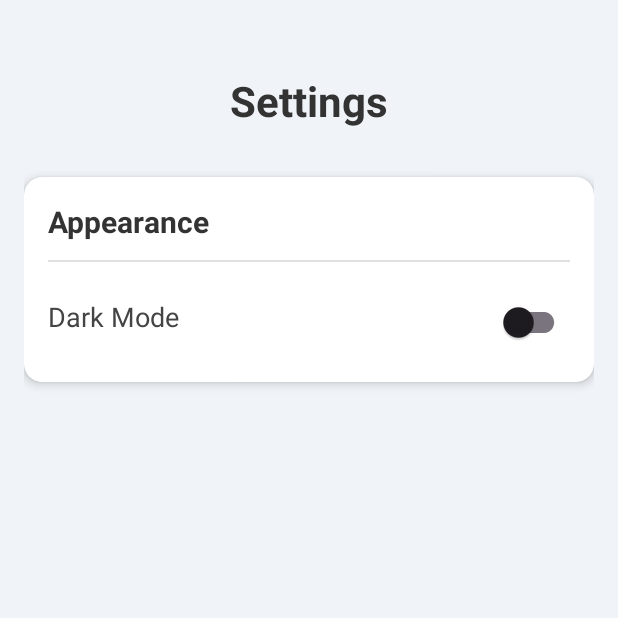
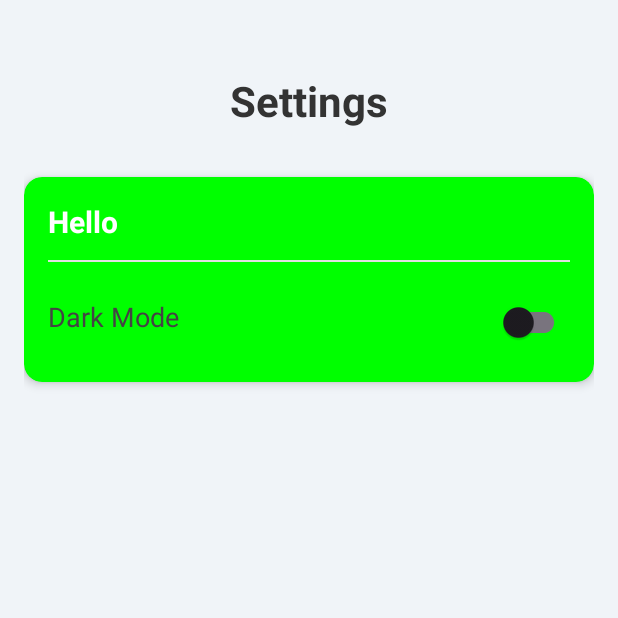
Before and after one commit to Abdallah-Elsobky/Theme_Handle, an Android app: the screen it shows after launch (SettingsActivity), after a tap on an icon or button, on a phone screen of 412 x 824 dp, the top half of it. Run offline under Robolectric (Android 15) with nearby library versions, the phone set to English and light mode, and no system bars.

Commit message:
finish themes logic

```diff
--- a/app/src/main/java/com/example/theme_handle/MainActivity.kt
+++ b/app/src/main/java/com/example/theme_handle/MainActivity.kt
@@ -13,6 +13,11 @@ import com.example.theme_handle.dummy_data.Generator
 
 class MainActivity : AppCompatActivity() {
     private lateinit var binding: ActivityMainBinding
+
+    override fun onStart() {
+        super.onStart()
+        SettingsActivity.applySavedDarkMode(this)
+    }
 
     override fun onCreate(savedInstanceState: Bundle?) {
         super.onCreate(savedInstanceState)
--- a/app/src/main/java/com/example/theme_handle/SettingsActivity.kt
+++ b/app/src/main/java/com/example/theme_handle/SettingsActivity.kt
@@ -1,22 +1,60 @@
 package com.example.theme_handle
 
+import android.content.Context
+import android.content.SharedPreferences
 import android.os.Bundle
-import android.widget.Toast
 import androidx.appcompat.app.AppCompatActivity
+import androidx.appcompat.app.AppCompatDelegate
 import com.example.theme_handle.databinding.ActivitySettingsBinding
+import androidx.core.content.edit
 
 class SettingsActivity : AppCompatActivity() {
 
     private lateinit var binding: ActivitySettingsBinding
 
+    private val PREF_DARK_MODE = "pref_dark_mode"
+    private lateinit var sharedPreferences: SharedPreferences
     override fun onCreate(savedInstanceState: Bundle?) {
         super.onCreate(savedInstanceState)
 
         binding = ActivitySettingsBinding.inflate(layoutInflater)
         setContentView(binding.root)
 
-        binding.darkModeSwitch.setOnClickListener {
-            Toast.makeText(this, "Theme Changed", Toast.LENGTH_SHORT).show()
+        sharedPreferences = getSharedPreferences("app_preference", MODE_PRIVATE)
+        val isDarkMode = sharedPreferences.getBoolean(PREF_DARK_MODE, false)
+
+        binding.darkModeSwitch.isChecked = isDarkMode
+
+        binding.darkModeSwitch.setOnCheckedChangeListener { _, isChecked ->
+            applyDarkMode(isChecked)
+            saveDarkModePref(isChecked)
+        }
+    }
+
+    private fun saveDarkModePref(isChecked: Boolean) {
+        sharedPreferences.edit { putBoolean(PREF_DARK_MODE, isChecked) }
+    }
+
+    private fun applyDarkMode(isChecked: Boolean) {
+        AppCompatDelegate.setDefaultNightMode(
+            if (isChecked)
+                AppCompatDelegate.MODE_NIGHT_YES
+            else
+                AppCompatDelegate.MODE_NIGHT_NO
+        )
+        recreate()
+    }
+
+    companion object {
+        fun applySavedDarkMode(context: Context) {
+            val sharedPreferences = context.getSharedPreferences("app_preference", MODE_PRIVATE)
+            val isDarkMode = sharedPreferences.getBoolean("pref_dark_mode", false)
+            AppCompatDelegate.setDefaultNightMode(
+                if (isDarkMode)
+                    AppCompatDelegate.MODE_NIGHT_YES
+                else
+                    AppCompatDelegate.MODE_NIGHT_NO
+            )
         }
     }
 }
--- a/app/src/main/res/layout/activity_settings.xml
+++ b/app/src/main/res/layout/activity_settings.xml
@@ -30,6 +30,7 @@
         android:layout_marginTop="32dp"
         app:cardCornerRadius="12dp"
         app:cardElevation="4dp"
+        android:backgroundTint="?attr/colorPrimary"
         app:layout_constraintEnd_toEndOf="parent"
         app:layout_constraintStart_toStartOf="parent"
         app:layout_constraintTop_toBottomOf="@id/settingsTitleTextView">
@@ -43,8 +44,8 @@
                 android:id="@+id/themeSettingsHeader"
                 android:layout_width="wrap_content"
                 android:layout_height="wrap_content"
-                android:text="@string/appearance"
-                android:textColor="#333333"
+                android:text="@string/hello"
+                android:textColor="?attr/colorOnPrimary"
                 android:textSize="20sp"
                 android:textStyle="bold"
                 app:layout_constraintStart_toStartOf="parent"
--- a/app/src/main/res/values-night/themes.xml
+++ b/app/src/main/res/values-night/themes.xml
@@ -2,6 +2,6 @@
     <!-- Base application theme. -->
     <style name="Base.Theme.Theme_Handle" parent="Theme.Material3.DayNight.NoActionBar">
         <!-- Customize your dark theme here. -->
-<!--         <item name="colorPrimary">@color/red</item>-->
+         <item name="colorPrimary">@color/red</item>
     </style>
 </resources>
--- a/app/src/main/res/values/themes.xml
+++ b/app/src/main/res/values/themes.xml
@@ -2,7 +2,7 @@
     <!-- Base application theme. -->
     <style name="Base.Theme.Theme_Handle" parent="Theme.Material3.DayNight.NoActionBar">
         <!-- Customize your light theme here. -->
-<!--         <item name="colorPrimary">@color/green</item>-->
+         <item name="colorPrimary">@color/green</item>
     </style>
 
     <style name="Theme.Theme_Handle" parent="Base.Theme.Theme_Handle" />
```
Also changed, not shown: app/src/main/res/values/strings.xml (+1 -37 lines), app/src/main/res/drawable/post0.jpg (added).
